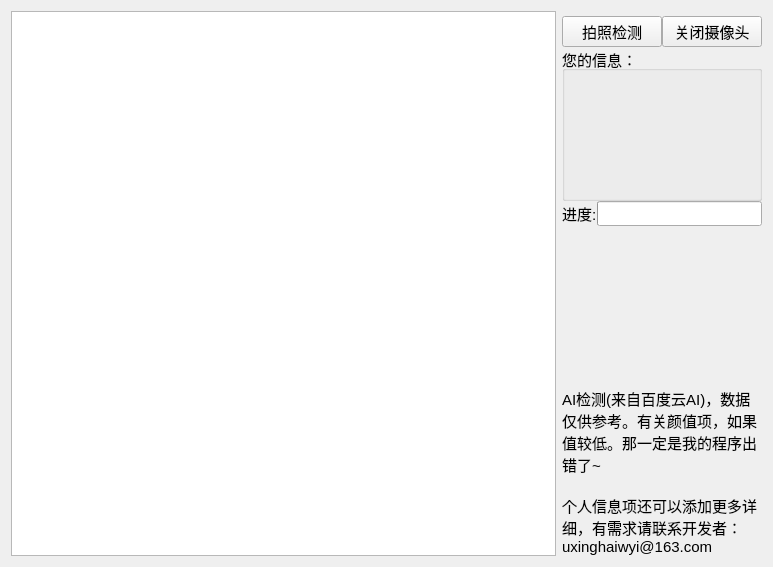
First picture: the form in UI/FaceTest.ui, repository uxinghai/ICMA-Qt, before the edit.
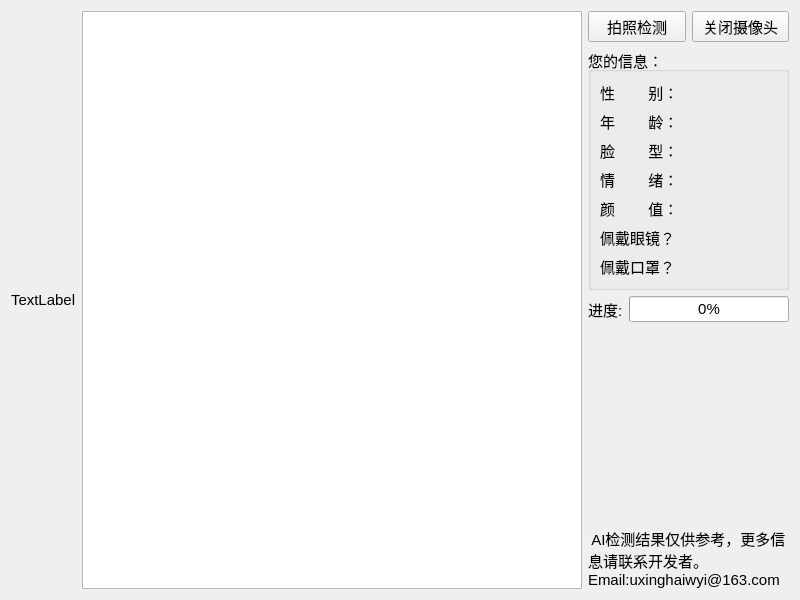
Second picture: the form after the edit. Icons and pictures are not drawn.

Commit message: 人脸检测Token获取

Patch:
```diff
--- a/UI/FaceTest.ui
+++ b/UI/FaceTest.ui
@@ -6,20 +6,14 @@
       <rect>
         <x>0</x>
         <y>0</y>
-        <width>773</width>
-        <height>567</height>
+    <width>800</width>
+    <height>600</height>
       </rect>
     </property>
     <property name="minimumSize">
       <size>
-        <width>773</width>
-        <height>567</height>
-      </size>
-    </property>
-    <property name="maximumSize">
-      <size>
-        <width>773</width>
-        <height>567</height>
+    <width>800</width>
+    <height>600</height>
       </size>
     </property>
     <property name="font">
@@ -31,58 +25,31 @@
       <string>人脸信息检测</string>
     </property>
     <property name="windowIcon">
-      <iconset resource="Resouce.qrc">
-        <normaloff>:/icons/res/faceTest.png</normaloff>:/icons/res/faceTest.png
-      </iconset>
-    </property>
-    <layout class="QGridLayout" name="gridLayout_2">
-      <item row="0" column="0">
+   <iconset resource="../Resource.qrc">
+    <normaloff>:/icons/res/faceTest.png</normaloff>:/icons/res/faceTest.png</iconset>
+  </property>
+  <layout class="QHBoxLayout" name="mainLayout">
+   <item>
+    <widget class="QLabel" name="lbCamera">
+     <property name="text">
+      <string>TextLabel</string>
+     </property>
+    </widget>
+   </item>
+   <item>
         <widget class="QGraphicsView" name="graphicsView">
-          <property name="maximumSize">
+     <property name="minimumSize">
             <size>
-              <width>16777215</width>
-              <height>16777215</height>
-            </size>
-          </property>
-          <property name="renderHints">
-            <set>
-              QPainter::RenderHint::Antialiasing|QPainter::RenderHint::SmoothPixmapTransform|QPainter::RenderHint::TextAntialiasing
-            </set>
-          </property>
-          <property name="transformationAnchor">
-            <enum>QGraphicsView::ViewportAnchor::AnchorUnderMouse</enum>
-          </property>
-        </widget>
-      </item>
-      <item row="0" column="1">
-        <widget class="QWidget" name="widget" native="true">
-          <property name="maximumSize">
-            <size>
-              <width>200</width>
-              <height>16777215</height>
-            </size>
-          </property>
-          <property name="autoFillBackground">
-            <bool>false</bool>
-          </property>
-          <layout class="QVBoxLayout" name="verticalLayout">
-            <property name="spacing">
-              <number>0</number>
-            </property>
-            <property name="leftMargin">
-              <number>0</number>
-            </property>
-            <property name="topMargin">
-              <number>5</number>
-            </property>
-            <property name="rightMargin">
-              <number>0</number>
-            </property>
-            <property name="bottomMargin">
-              <number>0</number>
-            </property>
+       <width>500</width>
+       <height>0</height>
+      </size>
+     </property>
+    </widget>
+   </item>
             <item>
-              <layout class="QHBoxLayout" name="horizontalLayout_2">
+    <layout class="QVBoxLayout" name="sidebarLayout">
+     <item>
+      <layout class="QHBoxLayout" name="buttonLayout">
                 <item>
                   <widget class="QPushButton" name="btnCaptureImage">
                     <property name="text">
@@ -104,47 +71,82 @@
                 <property name="title">
                   <string>您的信息：</string>
                 </property>
-                <layout class="QVBoxLayout" name="verticalLayout_2">
-                  <item>
-                    <widget class="QLabel" name="gender">
+       <layout class="QFormLayout" name="formLayout">
+        <item row="0" column="0">
+         <widget class="QLabel" name="labelGender">
                       <property name="text">
-                        <string/>
+           <string>性        别：</string>
                       </property>
                     </widget>
                   </item>
-                  <item>
-                    <widget class="QLabel" name="age">
+        <item row="0" column="1">
+         <widget class="QLabel" name="gender"/>
+        </item>
+        <item row="1" column="0">
+         <widget class="QLabel" name="labelAge">
                       <property name="text">
-                        <string/>
+           <string>年        龄：</string>
                       </property>
                     </widget>
                   </item>
-                  <item>
-                    <widget class="QLabel" name="face_shape">
+        <item row="1" column="1">
+         <widget class="QLabel" name="age"/>
+        </item>
+        <item row="2" column="0">
+         <widget class="QLabel" name="labelFaceShape">
                       <property name="text">
-                        <string/>
+           <string>脸        型：</string>
                       </property>
                     </widget>
                   </item>
-                  <item>
-                    <widget class="QLabel" name="emotion">
+        <item row="2" column="1">
+         <widget class="QLabel" name="face_shape"/>
+        </item>
+        <item row="3" column="0">
+         <widget class="QLabel" name="labelEmotion">
                       <property name="text">
-                        <string/>
+           <string>情        绪：</string>
                       </property>
                     </widget>
                   </item>
-                  <item>
-                    <widget class="QLabel" name="beauty">
+        <item row="3" column="1">
+         <widget class="QLabel" name="emotion"/>
+        </item>
+        <item row="4" column="0">
+         <widget class="QLabel" name="labelBeauty">
                       <property name="text">
-                        <string/>
+           <string>颜        值：</string>
                       </property>
                     </widget>
                   </item>
+        <item row="4" column="1">
+         <widget class="QLabel" name="beauty"/>
+        </item>
+        <item row="5" column="0">
+         <widget class="QLabel" name="labelBeauty_2">
+          <property name="text">
+           <string>佩戴眼镜？</string>
+          </property>
+         </widget>
+        </item>
+        <item row="5" column="1">
+         <widget class="QLabel" name="beauty_2"/>
+        </item>
+        <item row="6" column="0">
+         <widget class="QLabel" name="labelBeauty_3">
+          <property name="text">
+           <string>佩戴口罩？</string>
+          </property>
+         </widget>
+        </item>
+        <item row="6" column="1">
+         <widget class="QLabel" name="beauty_3"/>
+        </item>
                 </layout>
               </widget>
             </item>
             <item>
-              <layout class="QHBoxLayout" name="horizontalLayout">
+      <layout class="QHBoxLayout" name="progressLayout">
                 <item>
                   <widget class="QLabel" name="label_2">
                     <property name="text">
@@ -154,24 +156,9 @@
                 </item>
                 <item>
                   <widget class="QProgressBar" name="progressBar">
-                    <property name="sizePolicy">
-                      <sizepolicy hsizetype="Expanding" vsizetype="Fixed">
-                        <horstretch>0</horstretch>
-                        <verstretch>0</verstretch>
-                      </sizepolicy>
-                    </property>
-                    <property name="maximumSize">
-                      <size>
-                        <width>16777215</width>
-                        <height>25</height>
-                      </size>
-                    </property>
                     <property name="value">
                       <number>0</number>
                     </property>
-                    <property name="format">
-                      <string/>
-                    </property>
                   </widget>
                 </item>
               </layout>
@@ -190,39 +177,10 @@
               </spacer>
             </item>
             <item>
-              <widget class="QLabel" name="label">
-                <property name="maximumSize">
-                  <size>
-                    <width>250</width>
-                    <height>16777215</height>
-                  </size>
-                </property>
+      <widget class="QLabel" name="infoLabel">
                 <property name="text">
-                  <string>&lt;!DOCTYPE HTML PUBLIC &quot;-//W3C//DTD HTML
-                    4.0//EN&quot; &quot;http://www.w3.org/TR/REC-html40/strict.dtd&quot;&gt;
-                    &lt;html&gt;&lt;head&gt;&lt;meta name=&quot;qrichtext&quot;
-                    content=&quot;1&quot; /&gt;&lt;meta charset=&quot;utf-8&quot;
-                    /&gt;&lt;style type=&quot;text/css&quot;&gt;
-                    p, li { white-space: pre-wrap; }
-                    hr { height: 1px; border-width: 0; }
-                    li.unchecked::marker { content: &quot;\2610&quot;; }
-                    li.checked::marker { content: &quot;\2612&quot;; }
-                    &lt;/style&gt;&lt;/head&gt;&lt;body style=&quot;
-                    font-family:'Microsoft YaHei UI'; font-size:11pt;
-                    font-weight:400; font-style:normal;&quot;&gt;
-                    &lt;p style=&quot; margin-top:0px; margin-bottom:0px;
-                    margin-left:0px; margin-right:0px; -qt-block-indent:0;
-                    text-indent:0px;&quot;&gt;AI检测(来自百度云AI)，数据仅供参考。有关颜值项，如果值较低。那一定是我的程序出错了~&lt;/p&gt;
-                    &lt;p style=&quot;-qt-paragraph-type:empty; margin-top:0px;
-                    margin-bottom:0px; margin-left:0px; margin-right:0px;
-                    -qt-block-indent:0; text-indent:0px;&quot;&gt;&lt;br /&gt;&lt;/p&gt;
-                    &lt;p style=&quot; margin-top:0px; margin-bottom:0px;
-                    margin-left:0px; margin-right:0px; -qt-block-indent:0;
-                    text-indent:0px;&quot;&gt;个人信息项还可以添加更多详细，有需求请联系开发者：uxinghaiwyi@163.com&lt;/p&gt;&lt;/body&gt;&lt;/html&gt;
-                  </string>
-                </property>
-                <property name="scaledContents">
-                  <bool>true</bool>
+        <string> AI检测结果仅供参考，更多信息请联系开发者。
+Email:uxinghaiwyi@163.com               </string>
                 </property>
                 <property name="wordWrap">
                   <bool>true</bool>
@@ -230,7 +188,6 @@
               </widget>
             </item>
           </layout>
-        </widget>
       </item>
     </layout>
   </widget>
```
Left out of the diff: 6 changed lines with no effect on the pictures. Lines whose indentation alone changed are shown as unchanged. The commit also changes 33 other files.
